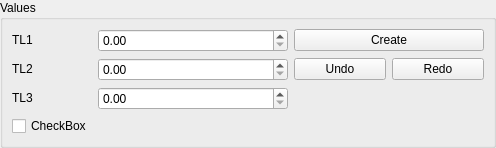
Old version of the form src/EntityGUI/EntityGUI_3Spin1Check_QTD.ui in the repository SalomePlatform/geom.
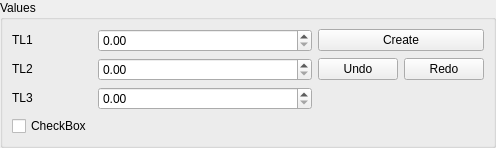
New version of the form. Custom widgets are drawn as their Qt base class.

```diff
--- a/src/EntityGUI/EntityGUI_3Spin1Check_QTD.ui
+++ b/src/EntityGUI/EntityGUI_3Spin1Check_QTD.ui
@@ -25,7 +25,7 @@
      <property name="title">
       <string>Values</string>
      </property>
-     <layout class="QGridLayout">
+     <layout class="QGridLayout" rowstretch="0,0,0,0,0" columnstretch="0,1,0">
       <property name="margin">
        <number>9</number>
       </property>
@@ -127,6 +127,19 @@
         </property>
        </widget>
       </item>
+      <item row="4" column="0">
+       <spacer name="verticalSpacer">
+        <property name="orientation">
+         <enum>Qt::Vertical</enum>
+        </property>
+        <property name="sizeHint" stdset="0">
+         <size>
+          <width>20</width>
+          <height>40</height>
+         </size>
+        </property>
+       </spacer>
+      </item>
      </layout>
     </widget>
    </item>
```
